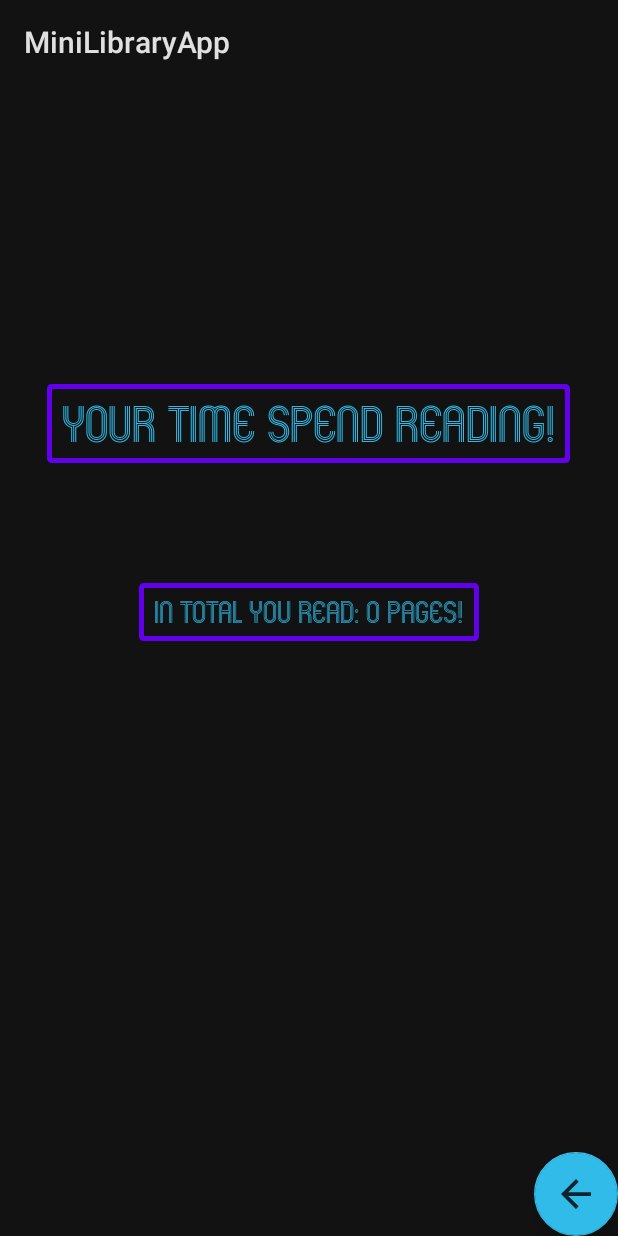
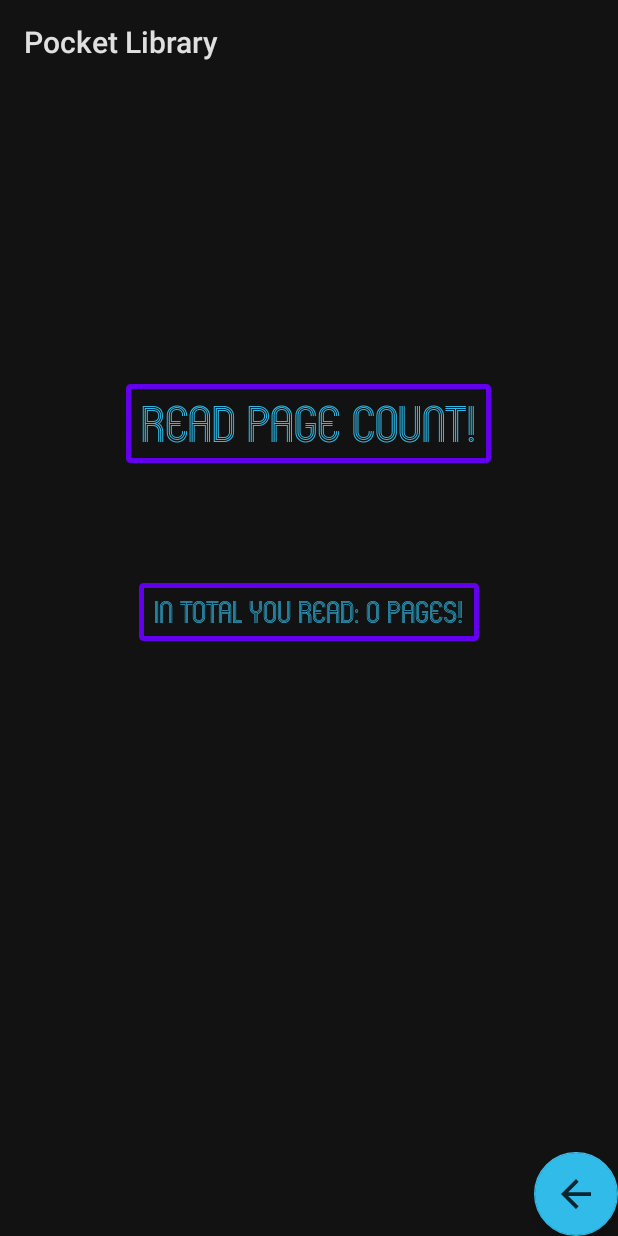
Before and after one commit to Wruper/MiniLibraryApp, an Android app: the ReadPagesCount screen opened directly, with no data from a screen before it, on a phone screen of 412 x 824 dp. Run offline under Robolectric (Android 15) with nearby library versions, the phone set to English and light mode, and no system bars.

Commit message:
Renamed app, made it so that it doesn't rotate

```diff
--- a/app/src/main/java/com/example/minilibraryapp/ReadPagesCount.java
+++ b/app/src/main/java/com/example/minilibraryapp/ReadPagesCount.java
@@ -23,7 +23,7 @@ public class ReadPagesCount extends AppCompatActivity {
     @Override
     protected void onCreate(Bundle savedInstanceState) {
         super.onCreate(savedInstanceState);
-        setContentView(R.layout.activity_read_time);
+        setContentView(R.layout.activity_read_pages);
         setIds();
         getPages();
         setActions();
--- a/app/src/main/java/com/example/minilibraryapp/ReadTime.java
+++ b/app/src/main/java/com/example/minilibraryapp/ReadTime.java
@@ -26,7 +26,7 @@ public class ReadTime extends AppCompatActivity {
     @Override
     protected void onCreate(Bundle savedInstanceState) {
         super.onCreate(savedInstanceState);
-        setContentView(R.layout.activity_read_time);
+        setContentView(R.layout.activity_time_read);
         setIds();
         getPages();
         generateReadTime();
--- a/app/src/main/res/layout/activity_read_time.xml
+++ b/app/src/main/res/layout/activity_read_pages.xml
@@ -4,9 +4,7 @@
     xmlns:tools="http://schemas.android.com/tools"
     android:layout_width="match_parent"
     android:layout_height="match_parent"
-    tools:context=".ReadTime">
-
-
+    tools:context=".ReadPagesCount">
 
     <TextView
         android:id="@+id/welcome_txt"
@@ -18,7 +16,7 @@
         android:layout_marginRight="10dp"
         android:background="@drawable/square"
         android:fontFamily="@font/mexcellent"
-        android:text="Your time spend reading!"
+        android:text="Read page count!"
         android:textColor="@color/light_blue"
         android:textSize="30sp"
         />
--- a/app/src/main/res/layout/activity_read_pages_count.xml
+++ b/app/src/main/res/layout/activity_time_read.xml
@@ -4,7 +4,9 @@
     xmlns:tools="http://schemas.android.com/tools"
     android:layout_width="match_parent"
     android:layout_height="match_parent"
-    tools:context=".ReadPagesCount">
+    tools:context=".ReadTime">
+
+
 
     <TextView
         android:id="@+id/welcome_txt"
@@ -14,9 +16,9 @@
         android:layout_marginLeft="10dp"
         android:layout_marginTop="200dp"
         android:layout_marginRight="10dp"
+        android:text="Your time spend reading"
         android:background="@drawable/square"
         android:fontFamily="@font/mexcellent"
-        android:text="Your read pages!"
         android:textColor="@color/light_blue"
         android:textSize="30sp"
         />
--- a/app/src/main/res/values/strings.xml
+++ b/app/src/main/res/values/strings.xml
@@ -1,3 +1,3 @@
 <resources>
-    <string name="app_name">MiniLibraryApp</string>
+    <string name="app_name">Pocket Library</string>
 </resources>
```
Also changed, not shown: app/src/main/AndroidManifest.xml (+10 -5 lines).
